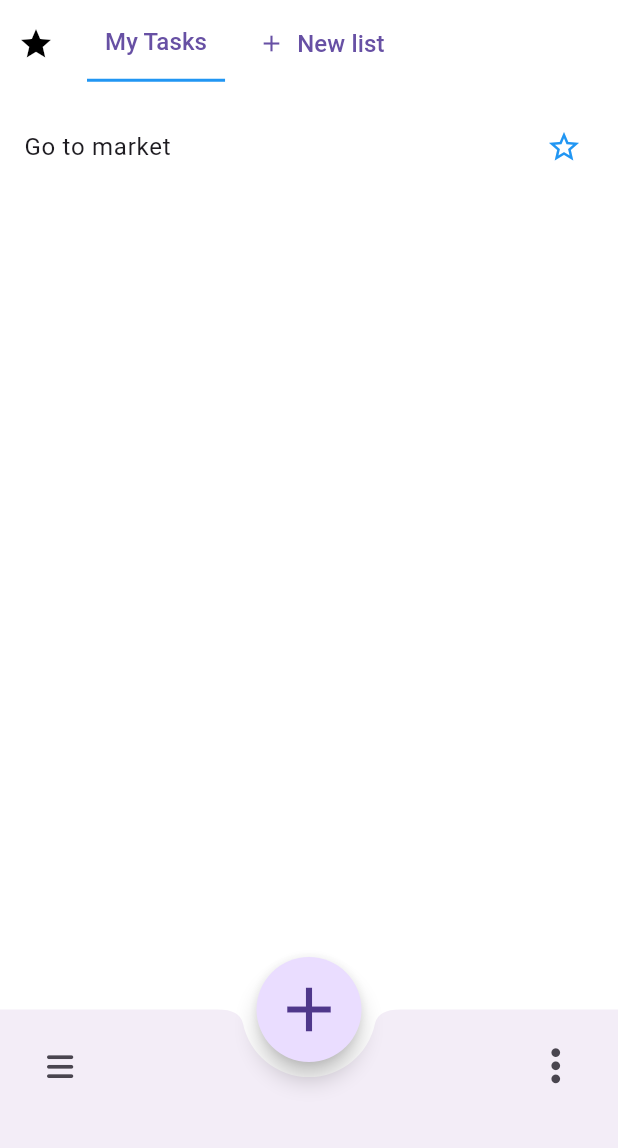
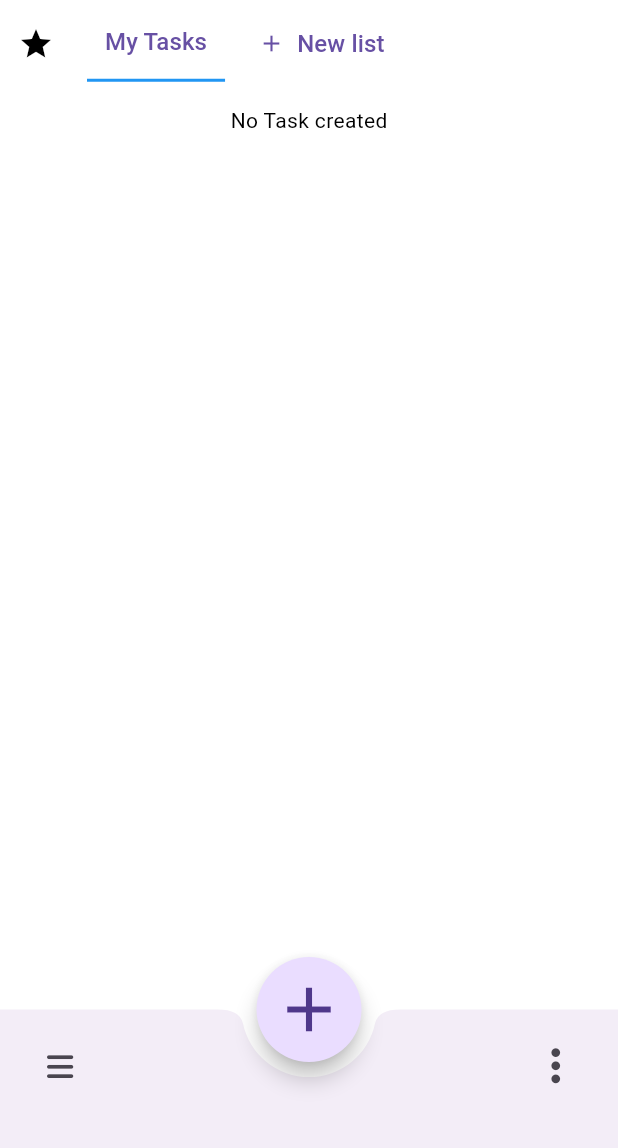
Before and after one commit to Emmanueloluwadamilola/my_todo_app, a Flutter app: the screen it shows after launch, on a phone screen of 412 x 824 dp, the part 84-1232 px from its top. Run offline on Flutter 3.47's test engine with Material 3 defaults, Android fonts, the phone set to English and light mode, and no system bars; our stand-ins replace font_awesome_flutter.

Commit message:
feat: added provider and data model

```diff
--- /dev/null
+++ b/lib/features/task/data/model/todo_model.dart
@@ -0,0 +1,6 @@
+class ToDoModel {
+  final String id;
+  final String title;
+
+  ToDoModel({required this.id, required this.title});
+}
--- /dev/null
+++ b/lib/features/task/presentation/pages/home_page.dart
@@ -0,0 +1,173 @@
+import 'package:flutter/material.dart';
+import 'package:font_awesome_flutter/font_awesome_flutter.dart';
+import 'package:my_todo_app/features/task/presentation/manager/task_provider.dart';
+import 'package:my_todo_app/features/task/presentation/pages/add_task_screen.dart';
+import 'package:my_todo_app/features/task/presentation/pages/starred_task_page.dart';
+import 'package:my_todo_app/features/task/presentation/pages/task_list_page.dart';
+import 'package:provider/provider.dart';
+
+enum Screen { starredTask, allTask }
+
+class HomePage extends StatefulWidget {
+  const HomePage({super.key});
+
+  @override
+  State<HomePage> createState() => _HomePageState();
+}
+
+class _HomePageState extends State<HomePage> {
+  Widget showSheet(BuildContext context) {
+    return SingleChildScrollView(
+      child: Container(
+        padding:
+            EdgeInsets.only(bottom: MediaQuery.of(context).viewInsets.bottom),
+        child: const AddTaskSheet(),
+      ),
+    );
+  }
+
+  TaskProvider? _provider;
+  Screen selectedScreen = Screen.allTask;
+  bool showScreen = true;
+
+  @override
+  Widget build(BuildContext context) {
+    return Consumer<TaskProvider>(builder: (context, provider, _) {
+      _provider ??= provider;
+      return Scaffold(
+        backgroundColor: Colors.white,
+        appBar: AppBar(
+          title: const Text(
+            "Tasks",
+            style: TextStyle(color: Colors.black, fontSize: 27),
+          ),
+          centerTitle: true,
+          actions: const [
+            Padding(
+              padding: EdgeInsets.only(right: 10),
+              child: CircleAvatar(),
+            )
+          ],
+        ),
+        body: Column(
+          children: [
+            Row(
+              children: [
+                Container(
+                  decoration: BoxDecoration(
+                    border: Border(
+                      bottom: (selectedScreen == Screen.starredTask)
+                          ? const BorderSide(width: 2, color: Colors.blue)
+                          : const BorderSide(width: 0, color: Colors.white),
+                    ),
+                  ),
+                  child: Padding(
+                      padding: const EdgeInsets.only(top: 5.0, bottom: 5),
+                      child: IconButton(
+                          onPressed: () {
+                            setState(() {
+                              selectedScreen = Screen.starredTask;
+                              showScreen = false;
+                            });
+                          },
+                          icon: Icon(Icons.star,
+                              color: (selectedScreen == Screen.starredTask)
+                                  ? Colors.blue
+                                  : Colors.black))),
+                ),
+                const SizedBox(
+                  width: 10,
+                ),
+                Container(
+                  decoration: BoxDecoration(
+                    border: Border(
+                      bottom: (selectedScreen == Screen.allTask)
+                          ? const BorderSide(width: 2, color: Colors.blue)
+                          : const BorderSide(width: 0, color: Colors.white),
+                    ),
+                  ),
+                  child: TextButton(
+                    onPressed: () {
+                      setState(() {
+                        selectedScreen = Screen.allTask;
+                        showScreen = true;
+                      });
+                    },
+                    child: const Padding(
+                      padding: EdgeInsets.only(top: 5.0, bottom: 5),
+                      child: Text(
+                        "My Tasks",
+                        textAlign: TextAlign.center,
+                        style: TextStyle(fontSize: 16),
+                      ),
+                    ),
+                  ),
+                ),
+                const SizedBox(
+                  width: 10,
+                ),
+                TextButton.icon(
+                    onPressed: () {},
+                    icon: const Icon(Icons.add),
+                    label: const Text(
+                      "New list",
+                      style: TextStyle(fontSize: 16),
+                    ))
+              ],
+            ),
+            const SizedBox(
+              height: 12,
+            ),
+            showScreen ? const MyTaskPage() : const StarredTaskPage(),
+          ],
+        ),
+        floatingActionButton: SizedBox(
+          height: 70,
+          child: FittedBox(
+            child: FloatingActionButton(
+              shape: const CircleBorder(),
+              onPressed: () {
+                showModalBottomSheet(
+                    context: context,
+                    isScrollControlled: true,
+                    builder: showSheet);
+              },
+              child: const Icon(
+                Icons.add,
+                size: 40,
+              ),
+            ),
+          ),
+        ),
+        floatingActionButtonLocation: FloatingActionButtonLocation.centerDocked,
+        bottomNavigationBar: BottomAppBar(
+            height: 95,
+            shape: const CircularNotchedRectangle(),
+            notchMargin: 10.0,
+            child: Row(
+              mainAxisAlignment: MainAxisAlignment.spaceBetween,
+              children: [
+                Padding(
+                  padding: const EdgeInsets.only(bottom: 20.0),
+                  child: IconButton(
+                      onPressed: () {},
+                      icon: const FaIcon(
+                        FontAwesomeIcons.bars,
+                        size: 20,
+                      )),
+                ),
+                Padding(
+                  padding: const EdgeInsets.only(bottom: 20),
+                  child: IconButton(
+                      onPressed: () {},
+                      icon: const Icon(
+                        Icons.more_vert,
+                        size: 35,
+                      )),
+                )
+              ],
+            )),
+      );
+    },);
+  }
+}
--- /dev/null
+++ b/lib/features/task/presentation/pages/task_list_page.dart
@@ -0,0 +1,80 @@
+import 'package:flutter/material.dart';
+import 'package:my_todo_app/features/task/presentation/manager/task_provider.dart';
+import 'package:provider/provider.dart';
+
+class MyTaskPage extends StatefulWidget {
+  const MyTaskPage({super.key});
+
+  @override
+  State<MyTaskPage> createState() => _MyTaskPageState();
+}
+
+class _MyTaskPageState extends State<MyTaskPage> {
+  TaskProvider? _taskProvider;
+  bool isChecked = false;
+  @override
+  Widget build(BuildContext context) {
+    return Consumer<TaskProvider>(
+      builder: (context, provider, _) {
+        _taskProvider ??= provider;
+
+        return provider.tasks.isEmpty
+            ? const Text(
+                'No Task created',
+                style: TextStyle(color: Colors.black),
+              )
+            : Expanded(
+                child: ListView.separated(
+                  itemBuilder: (BuildContext context, int index) {
+                    return ListTile(
+                      title: Text(provider.tasks[index].title),
+                      visualDensity: const VisualDensity(vertical: -3),
+                      leading: Transform.scale(
+                        scale: 1.3,
+                        child: Checkbox(
+                            value: isChecked,
+                            shape: const CircleBorder(),
+                            onChanged: (value) {
+                              setState(() {
+                                isChecked = value!;
+                              });
+                            }),
+                      ),
+                    );
+                  },
+                  separatorBuilder: (BuildContext context, int index) {
+                    return const SizedBox(
+                      height: 0,
+                    );
+                  },
+                  itemCount: provider.tasks.length,
+                ),
+              );
+      },
+
+      // children: [
+      //   ListTile(
+      //     title: Text(
+      //       "Go to market",
+      //       style: TextStyle(
+      //           decoration: isChecked ? TextDecoration.lineThrough : null),
+      //     ),
+      //     leading: Checkbox(
+      //       shape: const CircleBorder(),
+      //       onChanged: (value) {
+      //         setState(() {
+      //           isChecked = value!;
+      //         });
+      //       },
+      //       value: isChecked,
+      //     ),
+
+      //     trailing: const Icon(
+      //       Icons.star_border,
+      //       color: Colors.blue,
+      //     ),
+      //   )
+      // ],
+    );
+  }
+}
--- a/lib/home_page.dart
+++ /dev/null
@@ -1,163 +0,0 @@
-import 'package:flutter/material.dart';
-import 'package:font_awesome_flutter/font_awesome_flutter.dart';
-import 'package:my_todo_app/add_task_screen.dart';
-import 'package:my_todo_app/starred_task_page.dart';
-import 'package:my_todo_app/task_list_page.dart';
-
-enum Screen { starredTask, allTask }
-
-class HomePage extends StatefulWidget {
-  const HomePage({super.key});
-
-  @override
-  State<HomePage> createState() => _HomePageState();
-}
-
-class _HomePageState extends State<HomePage> {
-  Widget showSheet(BuildContext context) {
-    return SingleChildScrollView(
-      child: Container(
-        padding: EdgeInsets.only(bottom: MediaQuery.of(context).viewInsets.bottom),
-        child: const AddTaskSheet(),
-      ),
-    );
-  }
-
-  Screen selectedScreen = Screen.allTask;
-  bool showScreen = true;
-
-  @override
-  Widget build(BuildContext context) {
-    return Scaffold(
-      backgroundColor: Colors.white,
-      appBar: AppBar(
-        title: const Text(
-          "Tasks",
-          style: TextStyle(color: Colors.black, fontSize: 27),
-        ),
-        centerTitle: true,
-        actions: const [
-          Padding(
-            padding: EdgeInsets.only(right: 10),
-            child: CircleAvatar(),
-          )
-        ],
-      ),
-      body: Column(
-        children: [
-          Row(
-            children: [
-              Container(
-                decoration: BoxDecoration(
-                  border: Border(
-                    bottom: (selectedScreen == Screen.starredTask)
-                        ? const BorderSide(width: 2, color: Colors.blue)
-                        : const BorderSide(width: 0, color: Colors.white),
-                  ),
-                ),
-                child: Padding(
-                    padding: const EdgeInsets.only(top: 5.0, bottom: 5),
-                    child: IconButton(
-                        onPressed: () {
-                          setState(() {
-                            selectedScreen = Screen.starredTask;
-                            showScreen = false;
-                          });
-                        },
-                        icon: Icon(Icons.star,
-                            color: (selectedScreen == Screen.starredTask)
-                                ? Colors.blue
-                                : Colors.black))),
-              ),
-              const SizedBox(
-                width: 10,
-              ),
-              Container(
-                decoration: BoxDecoration(
-                  border: Border(
-                    bottom: (selectedScreen == Screen.allTask)
-                        ? const BorderSide(width: 2, color: Colors.blue)
-                        : const BorderSide(width: 0, color: Colors.white),
-                  ),
-                ),
-                child: TextButton(
-                  onPressed: () {
-                    setState(() {
-                      selectedScreen = Screen.allTask;
-                      showScreen = true;
-                    });
-                  },
-                  child: const Padding(
-                    padding: EdgeInsets.only(top: 5.0, bottom: 5),
-                    child: Text(
-                      "My Tasks",
-                      textAlign: TextAlign.center,
-                      style: TextStyle(fontSize: 16),
-                    ),
-                  ),
-                ),
-              ),
-              const SizedBox(
-                width: 10,
-              ),
-              TextButton.icon(
-                  onPressed: () {},
-                  icon: const Icon(Icons.add),
-                  label: const Text(
-                    "New list",
-                    style: TextStyle(fontSize: 16),
-                  ))
-            ],
-          ),
-          const SizedBox(
-            height: 12,
-          ),
-          showScreen ? const MyTaskPage() : const StarredTaskPage(),
-        ],
-      ),
-      floatingActionButton: SizedBox(
-        height: 70,
-        child: FittedBox(
-          child: FloatingActionButton(
-            shape: const CircleBorder(),
-            onPressed: () {
-              showModalBottomSheet(context: context, isScrollControlled: true, builder: showSheet);
-            },
-            child: const Icon(
-              Icons.add,
-              size: 40,
-            ),
-          ),
-        ),
-      ),
-      floatingActionButtonLocation: FloatingActionButtonLocation.centerDocked,
-      bottomNavigationBar: BottomAppBar(
-          height: 95,
-          shape: const CircularNotchedRectangle(),
-          notchMargin: 10.0,
-          child: Row(
-            mainAxisAlignment: MainAxisAlignment.spaceBetween,
-            children: [
-              Padding(
-                padding: const EdgeInsets.only(bottom: 20.0),
-                child: IconButton(
-                    onPressed: () {},
-                    icon: const FaIcon(
-                      FontAwesomeIcons.bars,
-                      size: 20,
-                    )),
-              ),
-              Padding(
-                padding: const EdgeInsets.only(bottom: 20),
-                child: IconButton(
-                    onPressed: () {},
-                    icon: const Icon(
-                      Icons.more_vert,
-                      size: 35,
-                    )),
-              )
-            ],
-          )),
-    );
-  }
-}
--- a/lib/main.dart
+++ b/lib/main.dart
@@ -1,5 +1,7 @@
 import 'package:flutter/material.dart';
-import 'package:my_todo_app/home_page.dart';
+import 'package:my_todo_app/features/task/presentation/manager/task_provider.dart';
+import 'package:my_todo_app/features/task/presentation/pages/home_page.dart';
+import 'package:provider/provider.dart';
 //import 'package:my_todo_app/splash_screen.dart';
 
 void main() {
@@ -12,13 +14,18 @@ class MyApp extends StatelessWidget {
   // This widget is the root of your application.
   @override
   Widget build(BuildContext context) {
-    return MaterialApp(
-      debugShowCheckedModeBanner: false,
-      title: 'To Do App',
-      theme: ThemeData(
-        useMaterial3: true,
+    return MultiProvider(
+      providers: [
+        ChangeNotifierProvider<TaskProvider>(create: (_) => TaskProvider()),
+      ],
+      child: MaterialApp(
+        debugShowCheckedModeBanner: false,
+        title: 'To Do App',
+        theme: ThemeData(
+          useMaterial3: true,
+        ),
+        home: const HomePage(),
       ),
-      home: const HomePage(),
     );
   }
 }
--- a/lib/task_list_page.dart
+++ /dev/null
@@ -1,56 +0,0 @@
-import 'package:flutter/material.dart';
-
-class MyTaskPage extends StatefulWidget {
-  const MyTaskPage({super.key});
-
-  @override
-  State<MyTaskPage> createState() => _MyTaskPageState();
-}
-
-class _MyTaskPageState extends State<MyTaskPage> {
-  bool isChecked = false;
-  @override
-  Widget build(BuildContext context) {
-    return Expanded(
-      child: ListView(
-        children: [
-          ListTile(
-            title: Text(
-              "Go to market",
-              // style: TextStyle(
-              //     decoration: isChecked ? TextDecoration.lineThrough : null),
-            ),
-            // leading: CircularCheckBox(
-            //   boxState: isChecked,
-            //   toggleCheckBox: (newValue) {
-            //     setState(() {
-            //       isChecked = newValue!;
-            //     });
-            //   },
-            // ),
-            trailing: const Icon(
-              Icons.star_border,
-              color: Colors.blue,
-            ),
-          )
-        ],
-      ),
-    );
-  }
-}
-
-class CircularCheckBox extends StatelessWidget {
-  final bool boxState;
-  final Function toggleCheckBox;
-  const CircularCheckBox(
-      {super.key, required this.boxState, required this.toggleCheckBox});
-
-  @override
-  Widget build(BuildContext context) {
-    return Checkbox(
-      value: boxState,
-      shape: const CircleBorder(),
-      onChanged: toggleCheckBox(),
-    );
-  }
-}
--- a/pubspec.yaml
+++ b/pubspec.yaml
@@ -36,6 +36,7 @@ dependencies:
   # Use with the CupertinoIcons class for iOS style icons.
   cupertino_icons: ^1.0.2
   font_awesome_flutter: ^10.6.0
+  provider: ^6.1.2
 
 dev_dependencies:
   flutter_test:
```
Also changed, not shown: lib/features/auth/presentation/manager/auth_provider.dart (added, +22 -0 lines), lib/features/task/presentation/manager/task_provider.dart (added, +43 -0 lines), lib/features/task/presentation/pages/add_task_screen.dart (renamed from lib/add_task_screen.dart), lib/features/task/presentation/pages/new_list_page.dart (renamed from lib/new_list_page.dart), lib/features/task/presentation/pages/starred_task_page.dart (renamed from lib/starred_task_page.dart), pubspec.lock.
